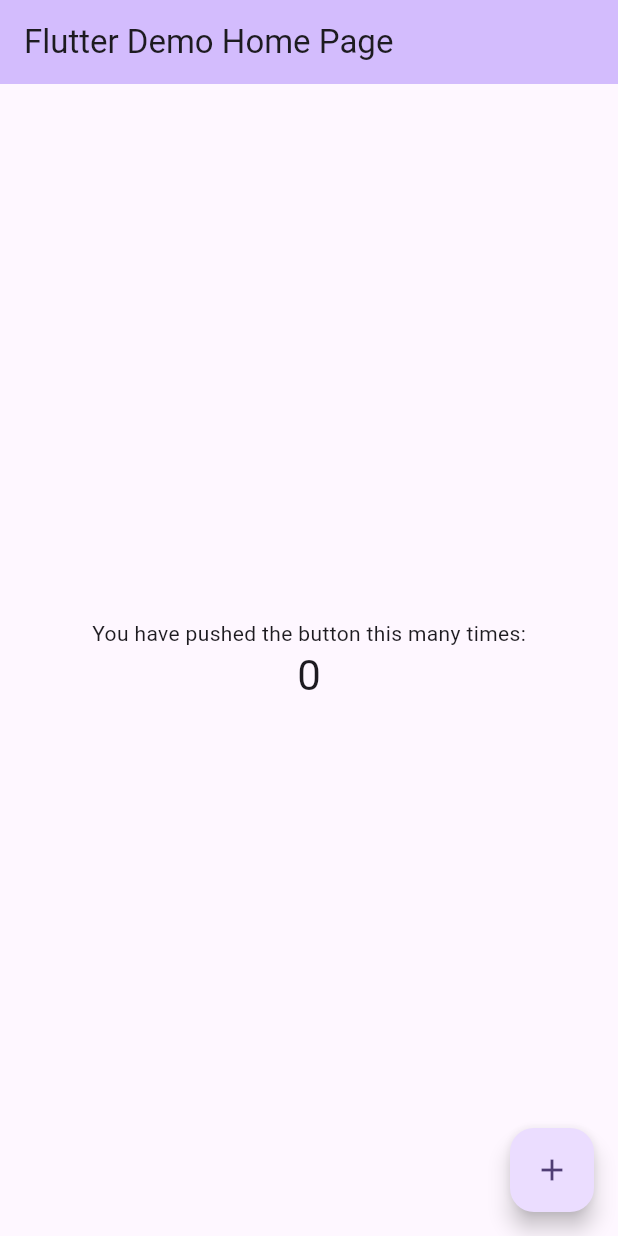
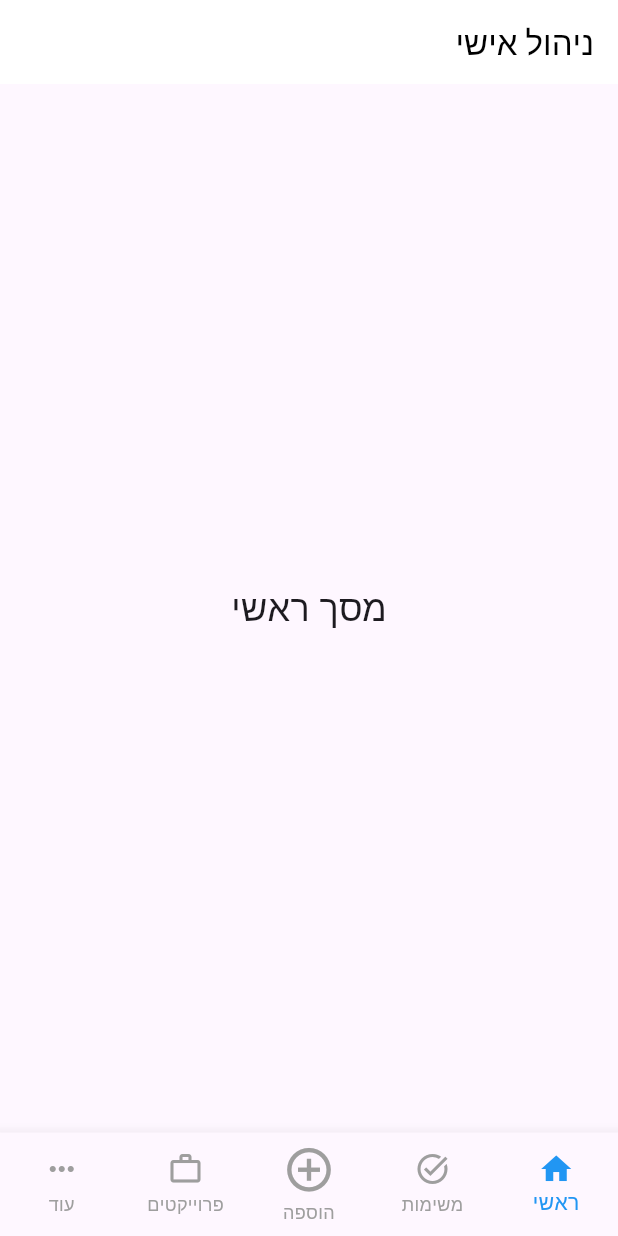
Before and after one commit to could-ai/0198b9eb-89ea-7183-9d1e-5a86218484c8, a Flutter app: the screen it shows after launch, on a phone screen of 412 x 824 dp. Run offline on Flutter 3.47's test engine with Material 3 defaults, Android fonts, the phone set to English and light mode, and no system bars.

Commit message:
הוספתי את חבילת `flutter_localizations` לקובץ `pubspec.yaml` כדי לאפשר תמיכה בריבוי שפות ובפרט בעברית, כולל יישור מימין לשמאל (RTL). הדבר חיוני להגדרת האפליקציה לשוק המקומי.; עדכנתי את קובץ `main.dart` כדי לבנות את השלד הראשי של האפליקציה. הסרתי את קוד הדוגמה והחלפתי אותו במסך ראשי (`MainScreen`) הכולל סרגל ניווט תחתון בהשראת אינסטגרם. הגדרתי את האפליקציה לתמוך בעברית ו-RTL, יצרתי את מבנה הניווט בין המסכים השונים, וקישרתי את המסכים שיצרתי לסרגל הניווט.; יצרתי קובץ חדש עבור המסך הראשי (`HomeScreen`). כרגע זהו מסך ריק המציג טקסט בלבד, והוא משמש כמ占ש מקום עבור העמוד הראשון שיוצג בכניסה לאפליקציה, בהתאם ללשונית "ראשי" בסרגל הניווט.; יצרתי קובץ חדש עבור מסך המשימות (`TasksScreen`). מסך זה ישמש בעתיד להצגה וניהול של משימות המשתמש. כרגע הוא מכיל ווידג'ט טקסט פשוט כדי לסמן את מיקומו באפליקציה.; יצרתי קובץ חדש עבור מסך הוספת התוכן (`AddContentScreen`). מסך זה, המקושר לכפתור הוספה המרכזי בסרגל הניווט, יאפשר למשתמש להוסיף פריטים חדשים כמו משימות, תמונות, וכו'. כרגע זהו מסך בסיסי.; יצרתי קובץ חדש עבור מסך הפרויקטים (`ProjectsScreen`). מסך זה מיועד לניהול הפרויקטים של המשתמש. בשלב זה, הוא מכיל רק טקסט זמני ומקושר ללשונית "פרוייקטים" בסרגל הניווט.; יצרתי קובץ חדש עבור מסך "עוד" (`MoreScreen`). מסך זה ירכז בעתיד את כל שאר התכונות שלא נכנסו לסרגל הניווט הראשי, כגון רשימות, קישורים, מיקומים, וניהול הוצאות/הכנסות. כרגע זהו מסך ריק.

```diff
--- a/usr/lib/main.dart
+++ b/usr/lib/main.dart
@@ -1,4 +1,10 @@
 import 'package:flutter/material.dart';
+import 'package:flutter_localizations/flutter_localizations.dart';
+import 'screens/home_screen.dart';
+import 'screens/tasks_screen.dart';
+import 'screens/add_content_screen.dart';
+import 'screens/projects_screen.dart';
+import 'screens/more_screen.dart';
 
 void main() {
   runApp(const MyApp());
@@ -7,114 +13,97 @@ void main() {
 class MyApp extends StatelessWidget {
   const MyApp({super.key});
 
-  // This widget is the root of your application.
   @override
   Widget build(BuildContext context) {
     return MaterialApp(
-      title: 'Flutter Demo',
+      title: 'פלטפורמת ניהול',
       debugShowCheckedModeBanner: false,
       theme: ThemeData(
-        // This is the theme of your application.
-        //
-        // TRY THIS: Try running your application with "flutter run". You'll see
-        // the application has a purple toolbar. Then, without quitting the app,
-        // try changing the seedColor in the colorScheme below to Colors.green
-        // and then invoke "hot reload" (save your changes or press the "hot
-        // reload" button in a Flutter-supported IDE, or press "r" if you used
-        // the command line to start the app).
-        //
-        // Notice that the counter didn't reset back to zero; the application
-        // state is not lost during the reload. To reset the state, use hot
-        // restart instead.
-        //
-        // This works for code too, not just values: Most code changes can be
-        // tested with just a hot reload.
-        colorScheme: ColorScheme.fromSeed(seedColor: Colors.deepPurple),
+        primarySwatch: Colors.blue,
+        visualDensity: VisualDensity.adaptivePlatformDensity,
       ),
-      home: const MyHomePage(title: 'Flutter Demo Home Page'),
+      // RTL support
+      localizationsDelegates: const [
+        GlobalMaterialLocalizations.delegate,
+        GlobalWidgetsLocalizations.delegate,
+        GlobalCupertinoLocalizations.delegate,
+      ],
+      supportedLocales: const [
+        Locale('he', ''), // Hebrew
+      ],
+      locale: const Locale('he', ''),
+      home: const MainScreen(),
     );
   }
 }
 
-class MyHomePage extends StatefulWidget {
-  const MyHomePage({super.key, required this.title});
-
-  // This widget is the home page of your application. It is stateful, meaning
-  // that it has a State object (defined below) that contains fields that affect
-  // how it looks.
-
-  // This class is the configuration for the state. It holds the values (in this
-  // case the title) provided by the parent (in this case the App widget) and
-  // used by the build method of the State. Fields in a Widget subclass are
-  // always marked "final".
-
-  final String title;
+class MainScreen extends StatefulWidget {
+  const MainScreen({super.key});
 
   @override
-  State<MyHomePage> createState() => _MyHomePageState();
+  State<MainScreen> createState() => _MainScreenState();
 }
 
-class _MyHomePageState extends State<MyHomePage> {
-  int _counter = 0;
+class _MainScreenState extends State<MainScreen> {
+  int _selectedIndex = 0;
 
-  void _incrementCounter() {
+  static const List<Widget> _widgetOptions = <Widget>[
+    HomeScreen(),
+    TasksScreen(),
+    AddContentScreen(),
+    ProjectsScreen(),
+    MoreScreen(),
+  ];
+
+  void _onItemTapped(int index) {
     setState(() {
-      // This call to setState tells the Flutter framework that something has
-      // changed in this State, which causes it to rerun the build method below
-      // so that the display can reflect the updated values. If we changed
-      // _counter without calling setState(), then the build method would not be
-      // called again, and so nothing would appear to happen.
-      _counter++;
+      _selectedIndex = index;
     });
   }
 
   @override
   Widget build(BuildContext context) {
-    // This method is rerun every time setState is called, for instance as done
-    // by the _incrementCounter method above.
-    //
-    // The Flutter framework has been optimized to make rerunning build methods
-    // fast, so that you can just rebuild anything that needs updating rather
-    // than having to individually change instances of widgets.
+    // The Directionality widget is automatically handled by MaterialApp's locale.
     return Scaffold(
       appBar: AppBar(
-        // TRY THIS: Try changing the color here to a specific color (to
-        // Colors.amber, perhaps?) and trigger a hot reload to see the AppBar
-        // change color while the other colors stay the same.
-        backgroundColor: Theme.of(context).colorScheme.inversePrimary,
-        // Here we take the value from the MyHomePage object that was created by
-        // the App.build method, and use it to set our appbar title.
-        title: Text(widget.title),
+        title: const Text('ניהול אישי'),
+        elevation: 0,
+        backgroundColor: Colors.white,
+        foregroundColor: Colors.black,
       ),
       body: Center(
-        // Center is a layout widget. It takes a single child and positions it
-        // in the middle of the parent.
-        child: Column(
-          // Column is also a layout widget. It takes a list of children and
-          // arranges them vertically. By default, it sizes itself to fit its
-          // children horizontally, and tries to be as tall as its parent.
-          //
-          // Column has various properties to control how it sizes itself and
-          // how it positions its children. Here we use mainAxisAlignment to
-          // center the children vertically; the main axis here is the vertical
-          // axis because Columns are vertical (the cross axis would be
-          // horizontal).
-          //
-          // TRY THIS: Invoke "debug painting" (choose the "Toggle Debug Paint"
-          // action in the IDE, or press "p" in the console), to see the
-          // wireframe for each widget.
-          mainAxisAlignment: MainAxisAlignment.center,
-          children: <Widget>[
-            const Text('You have pushed the button this many times:'),
-            Text('$_counter', style: Theme.of(context).textTheme.headlineMedium),
-          ],
-        ),
+        child: _widgetOptions.elementAt(_selectedIndex),
       ),
-      floatingActionButton: FloatingActionButton(
-        onPressed: _incrementCounter,
-        tooltip: 'Increment',
-        child: const Icon(Icons.add),
-      ), // This trailing comma makes auto-formatting nicer for build methods.
+      bottomNavigationBar: BottomNavigationBar(
+        items: const <BottomNavigationBarItem>[
+          BottomNavigationBarItem(
+            icon: Icon(Icons.home),
+            label: 'ראשי',
+          ),
+          BottomNavigationBarItem(
+            icon: Icon(Icons.task_alt),
+            label: 'משימות',
+          ),
+          BottomNavigationBarItem(
+            icon: Icon(Icons.add_circle_outline, size: 35),
+            label: 'הוספה',
+          ),
+          BottomNavigationBarItem(
+            icon: Icon(Icons.work_outline),
+            label: 'פרוייקטים',
+          ),
+          BottomNavigationBarItem(
+            icon: Icon(Icons.more_horiz),
+            label: 'עוד',
+          ),
+        ],
+        currentIndex: _selectedIndex,
+        selectedItemColor: Colors.blue,
+        unselectedItemColor: Colors.grey,
+        onTap: _onItemTapped,
+        showUnselectedLabels: true,
+        type: BottomNavigationBarType.fixed,
+      ),
     );
   }
 }
--- /dev/null
+++ b/usr/lib/screens/home_screen.dart
@@ -0,0 +1,17 @@
+import 'package:flutter/material.dart';
+
+class HomeScreen extends StatelessWidget {
+  const HomeScreen({super.key});
+
+  @override
+  Widget build(BuildContext context) {
+    return const Scaffold(
+      body: Center(
+        child: Text(
+          'מסך ראשי',
+          style: TextStyle(fontSize: 24),
+        ),
+      ),
+    );
+  }
+}
--- a/usr/pubspec.yaml
+++ b/usr/pubspec.yaml
@@ -29,6 +29,8 @@ environment:
 # versions available, run `flutter pub outdated`.
 dependencies:
   flutter:
+    sdk: flutter
+  flutter_localizations:
     sdk: flutter
 
   # The following adds the Cupertino Icons font to your application.
```
Also changed, not shown: usr/lib/screens/add_content_screen.dart (added, +17 -0 lines), usr/lib/screens/more_screen.dart (added, +17 -0 lines), usr/lib/screens/projects_screen.dart (added, +17 -0 lines), usr/lib/screens/tasks_screen.dart (added, +17 -0 lines).
